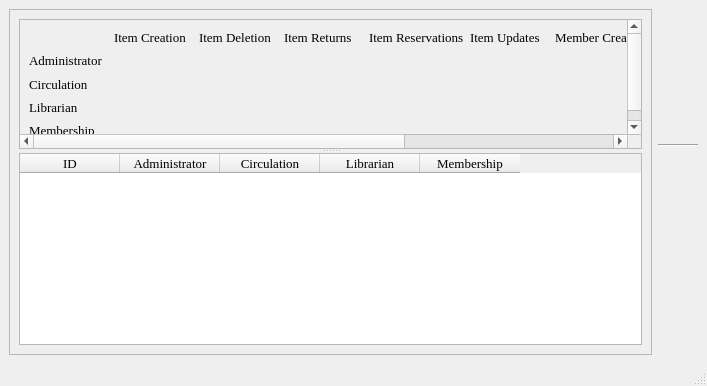
This is adminsetup.ui in textbrowser/biblioteq as Qt 5 draws it before an edit. The edited form follows.
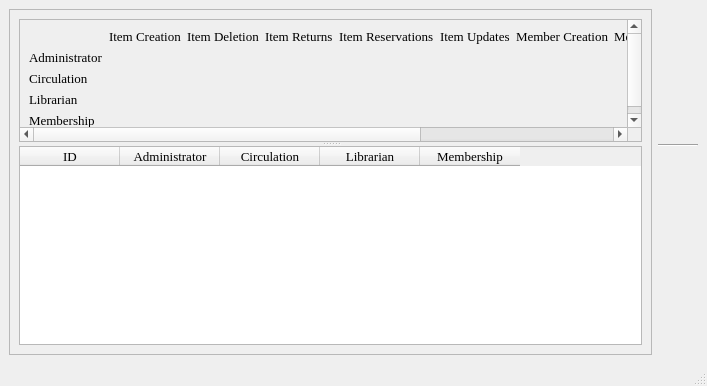
This is the edited form. Icons and pictures are not drawn.

```diff
--- a/adminsetup.ui
+++ b/adminsetup.ui
@@ -43,13 +43,16 @@
           <bool>false</bool>
          </property>
          <widget class="QScrollArea" name="scrollArea">
+          <property name="widgetResizable">
+           <bool>true</bool>
+          </property>
           <widget class="QWidget" name="scrollAreaWidgetContents">
            <property name="geometry">
             <rect>
              <x>0</x>
              <y>0</y>
-             <width>949</width>
-             <height>128</height>
+             <width>761</width>
+             <height>136</height>
             </rect>
            </property>
            <layout class="QGridLayout" name="gridLayout">
```
